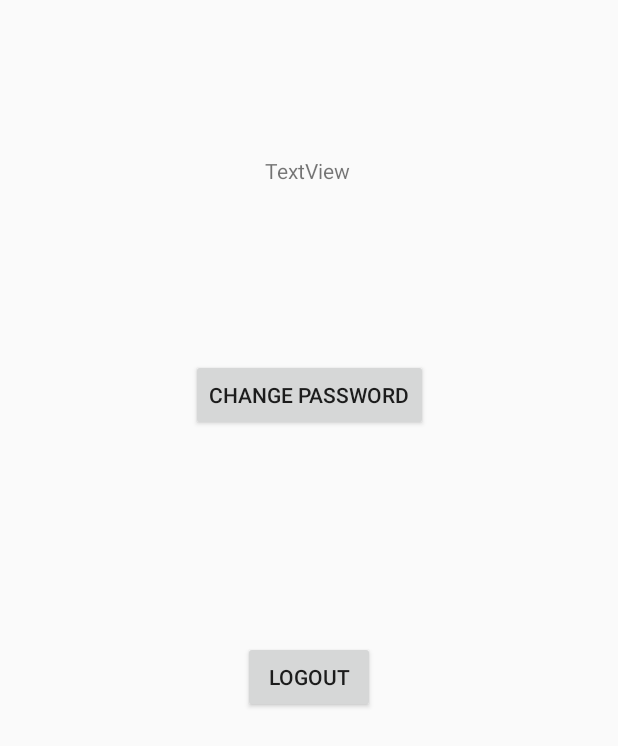
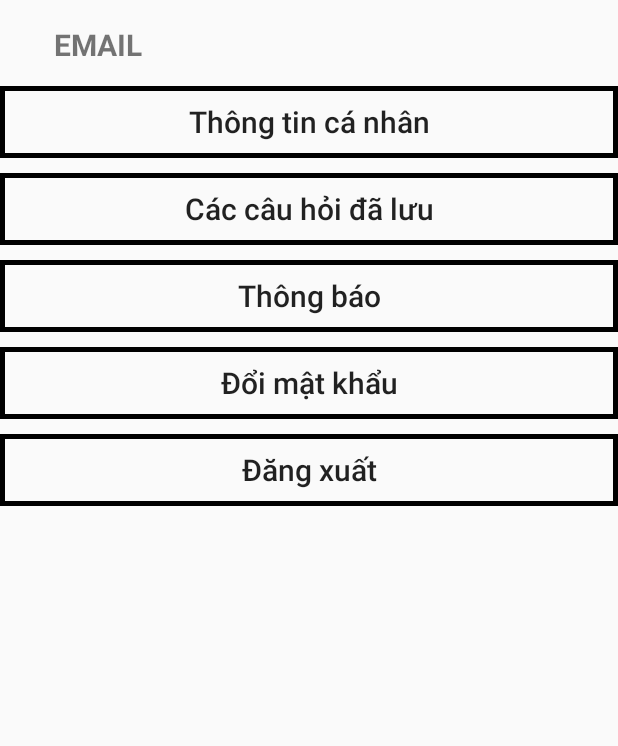
Before and after one commit to KTTNKL/UAIEO, an Android app: the fragment ProfileFragment shown on its own in the app's theme, on a phone screen of 412 x 824 dp. Shown: the top 746 px of the screen. Run offline under Robolectric (Android 15) with nearby library versions, the phone set to English and light mode, and no system bars; our stand-ins replace Firebase (no records; nobody signed in at launch, a user with empty details on screens opened directly); 1 statement that could not run was skipped.

Commit message:
[19127622] profile UI

```diff
--- a/Source/app/src/main/AndroidManifest.xml
+++ b/Source/app/src/main/AndroidManifest.xml
@@ -8,11 +8,13 @@
         android:label="@string/app_name"
         android:roundIcon="@mipmap/ic_launcher_round"
         android:supportsRtl="true"
-
         android:theme="@style/Theme.UAIEO">
         <activity
+            android:name=".activity.personalInformation"
+            android:exported="false" />
+        <activity
             android:name=".activity.LogoutAcvitiy"
-            android:exported="true" >
+            android:exported="true">
             <intent-filter>
                 <action android:name="android.intent.action.MAIN" />
 
@@ -30,8 +32,7 @@
             android:exported="false" />
         <activity
             android:name=".activity.LoginActivity"
-            android:exported="false"/>
-
+            android:exported="false" />
     </application>
 
 </manifest>
--- a/Source/app/src/main/java/com/khtn/uaieo/fragment/ProfileFragment.kt
+++ b/Source/app/src/main/java/com/khtn/uaieo/fragment/ProfileFragment.kt
@@ -45,7 +45,7 @@ class ProfileFragment : Fragment() {
         val userReference= databaseReference?.child(user?.uid!!)?.child("username")?.addListenerForSingleValueEvent(
             object: ValueEventListener {
                 override fun onDataChange(snapshot: DataSnapshot) {
-                    infor.text=snapshot.getValue().toString()
+                    //infor.text=snapshot.getValue().toString()
                 }
 
                 override fun onCancelled(error: DatabaseError) {
@@ -56,7 +56,7 @@ class ProfileFragment : Fragment() {
 
     }
     fun changePassword(){
-        changePassBT.setOnClickListener{
+        changePasswordBT.setOnClickListener{
             val dialog=LayoutInflater.from(context).inflate(R.layout.change_password_dialog,null)
             val builder= context?.let { it1 -> AlertDialog.Builder(it1).setView(dialog).setTitle("Change Password") }
             val myDialog= builder?.show()
--- a/Source/app/src/main/res/layout/fragment_profile.xml
+++ b/Source/app/src/main/res/layout/fragment_profile.xml
@@ -8,35 +8,78 @@
 
     <!-- TODO: Update blank fragment layout -->
 
+    <TextView
+        android:id="@+id/emailTV"
+        android:layout_width="wrap_content"
+        android:layout_height="wrap_content"
+        android:layout_marginTop="16dp"
+        android:text="@string/email"
+        android:textSize="20dp"
+        android:textStyle="bold"
+        app:layout_constraintEnd_toEndOf="parent"
+        app:layout_constraintHorizontal_bias="0.102"
+        app:layout_constraintStart_toStartOf="parent"
+        app:layout_constraintTop_toTopOf="parent" />
+
+    <Button
+        android:id="@+id/profileBT"
+        android:layout_width="match_parent"
+        android:layout_height="wrap_content"
+        android:layout_marginTop="14dp"
+        android:background="@drawable/bg_edit_text"
+        android:text="@string/profile_profile"
+        android:textAllCaps="false"
+        android:textSize="20dp"
+        app:layout_constraintTop_toBottomOf="@+id/emailTV"
+        tools:layout_editor_absoluteX="0dp" />
+
+    <Button
+        android:id="@+id/savedQuestionsBT"
+        android:layout_width="match_parent"
+        android:layout_height="wrap_content"
+        android:layout_marginTop="10dp"
+        android:background="@drawable/bg_edit_text"
+        android:text="@string/profile_saved_questions"
+        android:textAllCaps="false"
+        android:textSize="20dp"
+        app:layout_constraintTop_toBottomOf="@+id/profileBT"
+        tools:layout_editor_absoluteX="0dp" />
+
+    <Button
+        android:id="@+id/notificationBT"
+        android:layout_width="match_parent"
+        android:layout_height="wrap_content"
+        android:layout_marginTop="10dp"
+        android:background="@drawable/bg_edit_text"
+        android:text="@string/profile_notification"
+        android:textAllCaps="false"
+        android:textSize="20dp"
+        app:layout_constraintTop_toBottomOf="@+id/savedQuestionsBT"
+        tools:layout_editor_absoluteX="0dp" />
+
+    <Button
+        android:id="@+id/changePasswordBT"
+        android:layout_width="match_parent"
+        android:layout_height="wrap_content"
+        android:layout_marginTop="10dp"
+        android:background="@drawable/bg_edit_text"
+        android:text="@string/profile_change_password"
+        android:textAllCaps="false"
+        android:textSize="20dp"
+        app:layout_constraintTop_toBottomOf="@+id/notificationBT"
+        tools:layout_editor_absoluteX="0dp" />
+
     <Button
         android:id="@+id/logoutBT"
-        android:layout_width="wrap_content"
+        android:layout_width="match_parent"
         android:layout_height="wrap_content"
-        android:layout_marginTop="304dp"
-        android:text="Logout"
-        app:layout_constraintEnd_toEndOf="@+id/infor"
-        app:layout_constraintHorizontal_bias="0.485"
-        app:layout_constraintStart_toStartOf="@+id/infor"
-        app:layout_constraintTop_toBottomOf="@+id/infor" />
+        android:layout_marginTop="10dp"
+        android:background="@drawable/bg_edit_text"
+        android:text="@string/profile_logout"
+        android:textAllCaps="false"
+        android:textSize="20dp"
+        app:layout_constraintTop_toBottomOf="@+id/changePasswordBT"
+        tools:layout_editor_absoluteX="0dp" />
 
-    <Button
-        android:id="@+id/changePassBT"
-        android:layout_width="wrap_content"
-        android:layout_height="wrap_content"
-        android:layout_marginTop="116dp"
-        android:text="Change Password"
-        app:layout_constraintEnd_toEndOf="@+id/logoutBT"
-        app:layout_constraintStart_toStartOf="@+id/logoutBT"
-        app:layout_constraintTop_toBottomOf="@+id/infor" />
 
-    <TextView
-        android:id="@+id/infor"
-        android:layout_width="wrap_content"
-        android:layout_height="wrap_content"
-        android:layout_marginTop="104dp"
-        android:text="TextView"
-        app:layout_constraintEnd_toEndOf="parent"
-        app:layout_constraintHorizontal_bias="0.498"
-        app:layout_constraintStart_toStartOf="parent"
-        app:layout_constraintTop_toTopOf="parent" />
 </androidx.constraintlayout.widget.ConstraintLayout>
--- a/Source/app/src/main/res/values/strings.xml
+++ b/Source/app/src/main/res/values/strings.xml
@@ -13,5 +13,10 @@
     <string name="password">PASSWORD</string>
     <string name="login_cap">LOG IN</string>
     <string name="forget_password">FORGET PASSWORD?</string>
+    <string name="profile_profile">Thông tin cá nhân</string>
+    <string name="profile_saved_questions">Các câu hỏi đã lưu</string>
+    <string name="profile_notification">Thông báo</string>
+    <string name="profile_change_password">Đổi mật khẩu</string>
+    <string name="profile_logout">Đăng xuất</string>
 
 </resources>
```
